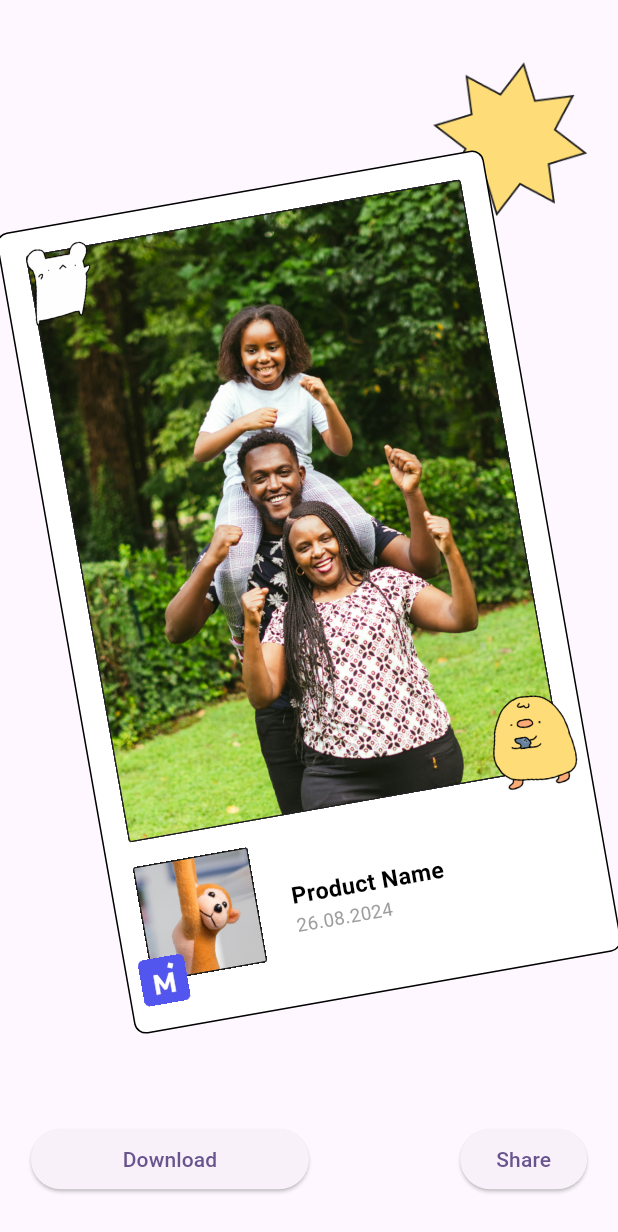
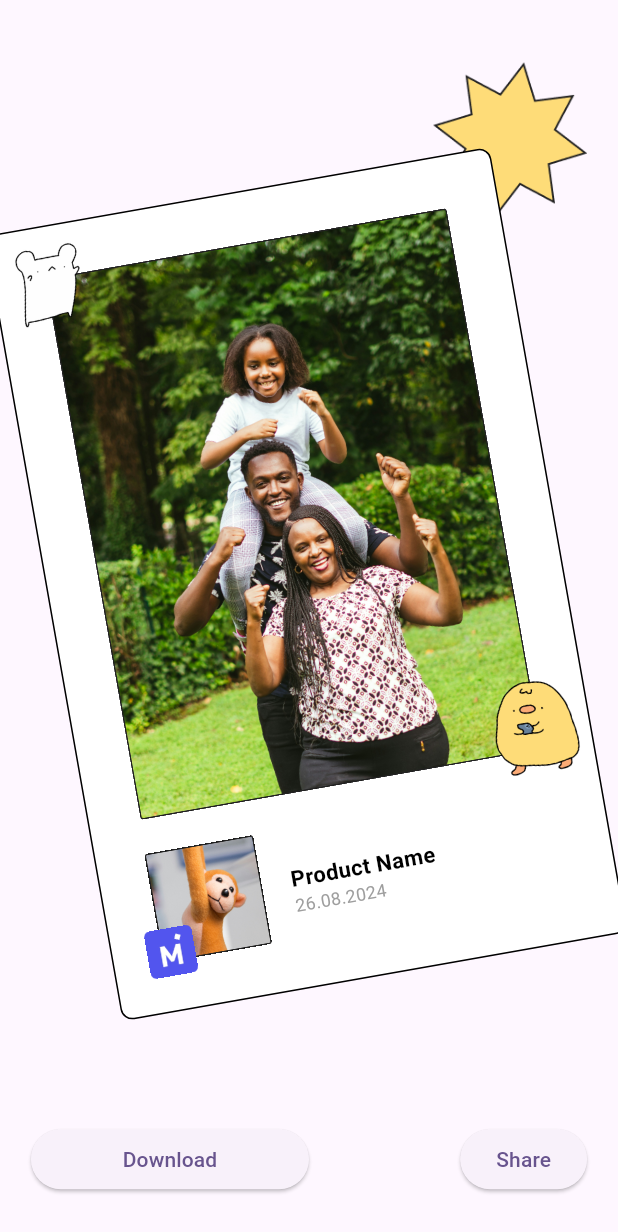
Before and after one commit to ayumiohno/flutter, a Flutter app: the SecondPage screen opened directly, on a phone screen of 412 x 824 dp. Shown: the top 1232 px of the screen. Run offline on Flutter 3.47's test engine with Material 3 defaults, Android fonts, the phone set to English and light mode, and no system bars; our stand-ins replace firebase_core, screenshot, share_plus; accounts and stored records are empty.

Commit message:
Modified frame padding

```diff
--- a/lib/background.dart
+++ b/lib/background.dart
@@ -21,11 +21,11 @@ class Background extends StatelessWidget {
                 )),
             Positioned(
               top: constraints.maxHeight * 0.15,
-              left: constraints.maxWidth * 0.1,
+              left: constraints.maxWidth * 0.08,
               child: Transform.rotate(
                 angle: -0.174533, // -10 degrees in radians
                 child: Container(
-                  width: constraints.maxWidth * 0.8,
+                  width: constraints.maxWidth * 0.83,
                   child: frame,
                 ),
               ),
--- a/lib/frame.dart
+++ b/lib/frame.dart
@@ -9,7 +9,7 @@ class ShareFrame extends StatelessWidget {
   Widget build(BuildContext context) {
     return LayoutBuilder(
       builder: (context, constraints) {
-        double containerPadding = constraints.maxWidth * 0.05;
+        double containerPadding = constraints.maxWidth * 0.1;
         return Container(
           decoration: BoxDecoration(
             border: Border.all(color: Colors.black, width: 1),
@@ -22,7 +22,12 @@ class ShareFrame extends StatelessWidget {
               Stack(
                 children: [
                   Padding(
-                    padding: EdgeInsets.all(containerPadding),
+                    padding: EdgeInsets.only(
+                      left: containerPadding,
+                      right: containerPadding,
+                      top: containerPadding,
+                      bottom: containerPadding * 0.67
+                    ),
                     child: ClipRRect(
                       borderRadius: BorderRadius.circular(2),
                       child: image,
@@ -50,9 +55,9 @@ class ShareFrame extends StatelessWidget {
               ),
               Container(
                 padding: EdgeInsets.only(
-                  left: containerPadding * 0.5,
-                  right: containerPadding * 0.5,
-                  bottom: containerPadding,
+                  left: containerPadding * 0.67,
+                  right: containerPadding * 0.67,
+                  bottom: containerPadding * 0.67,
                 ),
                 child: ProductInfo(),
               )
--- a/lib/product_info.dart
+++ b/lib/product_info.dart
@@ -5,15 +5,14 @@ class ProductInfo extends StatelessWidget {
   Widget build(BuildContext context) {
     return LayoutBuilder(
       builder: (context, constraints) {
-        double containerPadding = constraints.maxWidth * 0.05;
+        double containerPadding = constraints.maxWidth * 0.1;
         return Row(
           children: [
             Stack(children: [
               Padding(
                 padding: EdgeInsets.only(
-                  left: containerPadding * 0.5,
-                  right: containerPadding * 0.5,
-                  bottom: containerPadding,
+                  left: containerPadding * 0.33,
+                  bottom: containerPadding * 0.33,
                 ),
                 child: Image.asset(
                   'assets/product.png',
@@ -27,11 +26,11 @@ class ProductInfo extends StatelessWidget {
                   left: 0,
                   child: Image.asset(
                     'assets/logo.png',
-                    width: constraints.maxWidth * 0.1,
-                    height: constraints.maxWidth * 0.1,
+                    width: 32,
+                    height: 32,
                   )),
             ]),
-            SizedBox(width: containerPadding),
+            SizedBox(width: containerPadding * 0.67),
             Column(
               mainAxisSize: MainAxisSize.min,
               crossAxisAlignment: CrossAxisAlignment.start,
```
